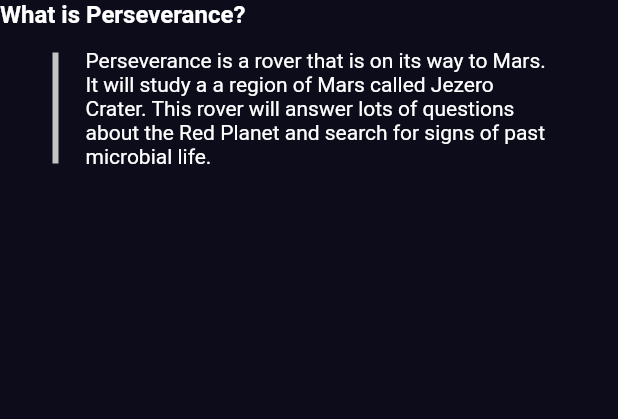
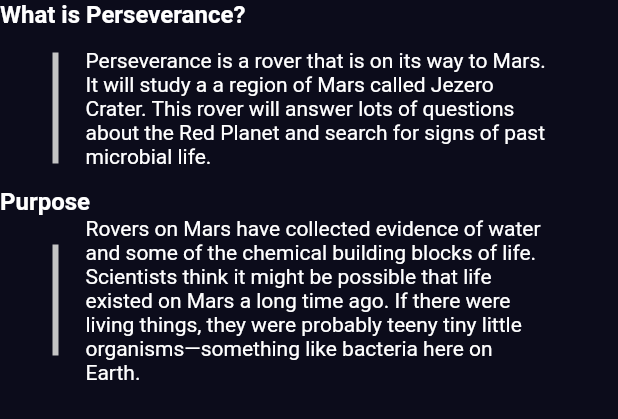
Before and after one commit to rootFaheem/thespaceinfo, a Flutter app: the MarsPerseveranceRover widget shown alone on an empty page, opened directly, on a phone screen of 412 x 824 dp. Shown: the top 419 px of the screen. Run offline on Flutter 3.47's test engine with Material 2 defaults, Android fonts, the phone set to English and light mode, and no system bars; our stand-ins replace carousel_slider.

Commit message:
more points added

```diff
--- a/lib/app/modules/mars/widgets/mars_perseverance_rover.dart
+++ b/lib/app/modules/mars/widgets/mars_perseverance_rover.dart
@@ -4,9 +4,9 @@ class MarsPerseveranceRover extends StatelessWidget {
   @override
   Widget build(BuildContext context) {
     return SingleChildScrollView(
-        child: Column(
-            crossAxisAlignment: CrossAxisAlignment.start,
-            children: <Widget>[
+      child: Column(
+        crossAxisAlignment: CrossAxisAlignment.start,
+        children: <Widget>[
           Container(
             child: Text(
               "What is Perseverance?",
@@ -31,6 +31,32 @@ class MarsPerseveranceRover extends StatelessWidget {
               ),
             ],
           ),
-        ]));
+          Container(
+            child: Text(
+              "Purpose",
+              style: TextStyle(fontSize: 16.0, fontWeight: FontWeight.bold),
+            ),
+          ),
+          Row(
+            mainAxisAlignment: MainAxisAlignment.center,
+            children: <Widget>[
+              Container(
+                margin: EdgeInsets.only(top: 16.0, bottom: 16.0, right: 18.0),
+                color: Color(0xffC4C4C4),
+                child: SizedBox(height: 74.0, width: 4.0),
+              ),
+              Container(
+                width: 310.0,
+                margin: EdgeInsets.only(right: 10.0),
+                child: Text(
+                  "Rovers on Mars have collected evidence of water and some of the chemical building blocks of life. Scientists think it might be possible that life existed on Mars a long time ago. If there were living things, they were probably teeny tiny little organisms—something like bacteria here on Earth.",
+                  style: TextStyle(fontSize: 14.0),
+                ),
+              ),
+            ],
+          ),
+        ],
+      ),
+    );
   }
 }
```
